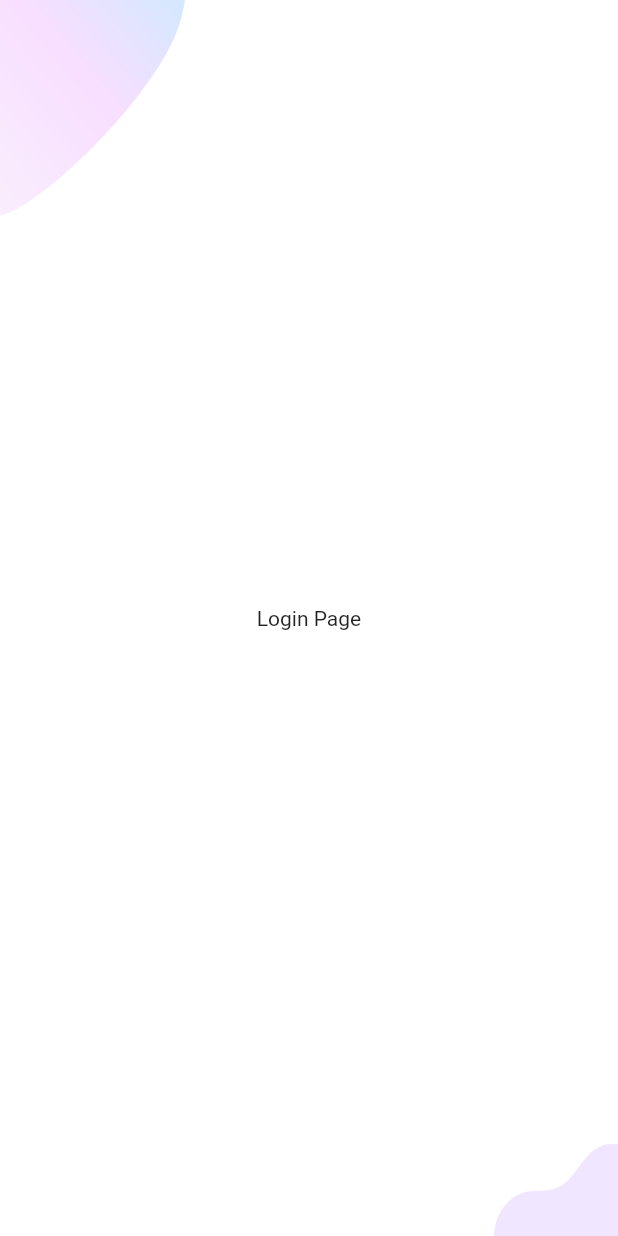
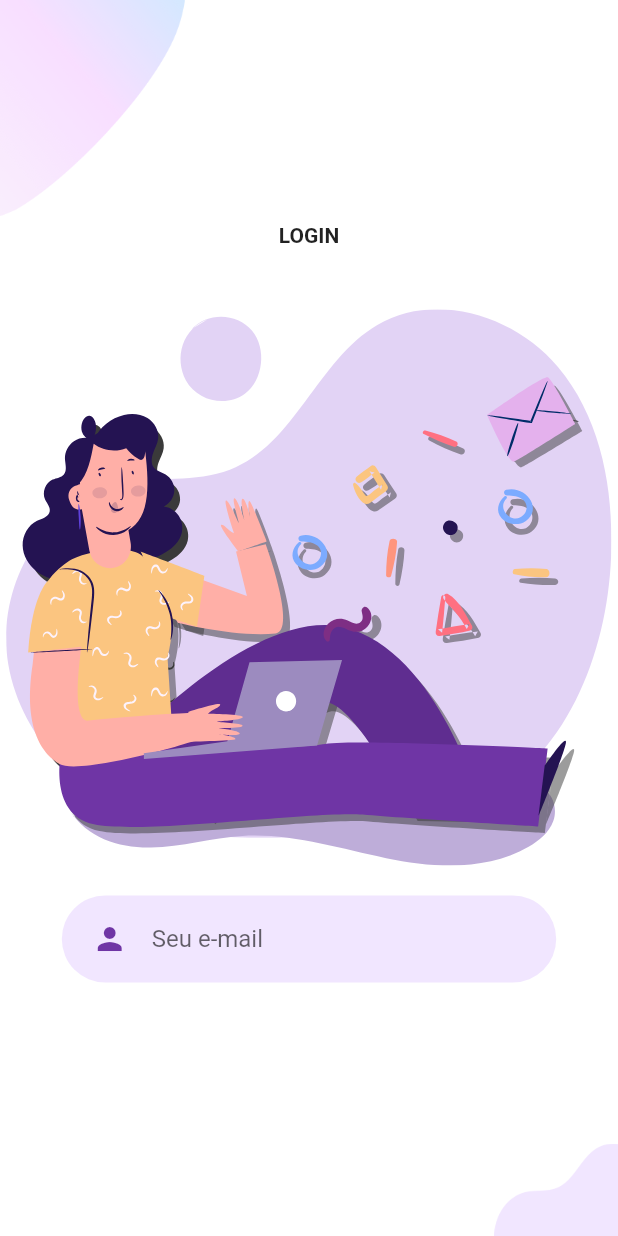
Before and after one commit to gilvanhenriqued/welcome_ui_flutter, a Flutter app: the screen it shows after launch, after a tap on "ENTRAR", on a phone screen of 412 x 824 dp. Run offline on Flutter 3.47's test engine with Material 2 defaults, Android fonts, the phone set to English and light mode, and no system bars; our stand-ins replace flutter_svg.

Commit message:
email input component

```diff
--- /dev/null
+++ b/lib/components/rounded_input.dart
@@ -0,0 +1,30 @@
+import 'package:flutter/material.dart';
+import 'package:welcome_ui_flutter/components/text_field_controller.dart';
+import 'package:welcome_ui_flutter/constants.dart';
+
+class RoundedInput extends StatelessWidget {
+  final IconData icon;
+  final String hintText;
+  final ValueChanged<String> onChanged;
+
+  const RoundedInput({
+    Key key,
+    this.icon = Icons.person,
+    this.hintText,
+    this.onChanged
+  }) : super(key: key);
+
+  @override
+  Widget build(BuildContext context) {
+    return TextFieldContainer(
+      child: TextField(
+        onChanged: onChanged,
+        decoration: InputDecoration(
+          icon: Icon(icon, color: kPrimaryColor,),
+          hintText: hintText,
+          border: InputBorder.none,
+        ),
+      ),
+    );
+  }
+}
--- /dev/null
+++ b/lib/components/text_field_controller.dart
@@ -0,0 +1,25 @@
+import 'package:flutter/material.dart';
+import 'package:welcome_ui_flutter/constants.dart';
+
+class TextFieldContainer extends StatelessWidget {
+  final Widget child;
+
+  const TextFieldContainer({Key key, this.child}) : super(key: key);
+
+  @override
+  Widget build(BuildContext context) {
+    Size sizeScreen = MediaQuery.of(context).size;
+
+    return Container(
+      margin: EdgeInsets.symmetric(vertical: 20),
+      padding: EdgeInsets.symmetric(horizontal: 20, vertical: 5),
+      width: sizeScreen.width * 0.8,
+      decoration: BoxDecoration(
+        borderRadius: BorderRadius.circular(29),
+        color: kPrimaryLightColor,
+      ),
+      child: child,
+    );
+  }
+
+}
--- a/lib/pages/Login/components/body_login.dart
+++ b/lib/pages/Login/components/body_login.dart
@@ -1,11 +1,38 @@
 import 'package:flutter/material.dart';
+import 'package:flutter_svg/flutter_svg.dart';
+import 'package:welcome_ui_flutter/components/rounded_input.dart';
 import 'package:welcome_ui_flutter/pages/Login/components/background_login.dart';
 
 class BodyLogin extends StatelessWidget {
   @override
   Widget build(BuildContext context) {
+    Size sizeScreen = MediaQuery.of(context).size;
+
     return BackgroundLogin(
-      child: Text('Login Page'),
+      child: SingleChildScrollView(
+        child: Column(
+          mainAxisAlignment: MainAxisAlignment.center,
+          children: <Widget>[
+            Text(
+              'LOGIN',
+              style: TextStyle(
+                fontWeight: FontWeight.bold,
+              ),
+            ),
+            SizedBox(height: sizeScreen.height * 0.05,),
+            SvgPicture.asset(
+              'assets/icons/login.svg',
+              height: sizeScreen.height * 0.45,
+            ),
+            RoundedInput(
+              hintText: "Seu e-mail",
+              onChanged: (value){
+
+              },
+            ),
+          ],
+        ),
+      ),
     );
   }
 }
```
